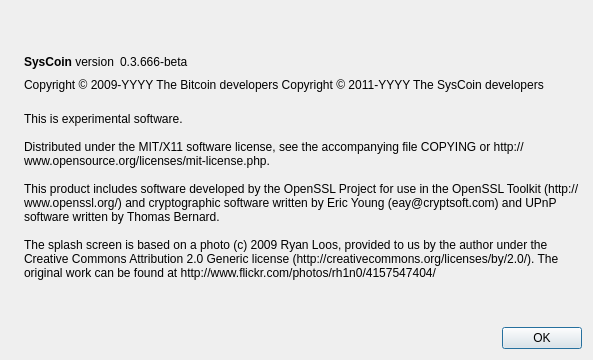
First picture: the form in src/qt/forms/aboutdialog.ui, repository syscoin/syscoin1, before the edit.
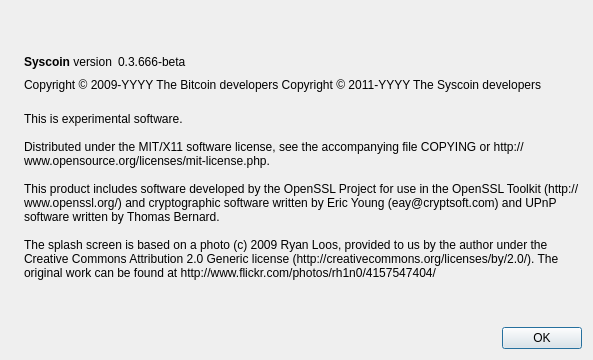
Second picture: the form after the edit. Icons and pictures are not drawn.

Commit message:
Renamed .pro and changed Syscoin case through app
Changed bitcoin.pro to syscoin.pro and moved removed the unnecessary macs: target statement. Also changed "SysCoin" throughout the app to "Syscoin".

The edit to the form file:
```diff
--- a/src/qt/forms/aboutdialog.ui
+++ b/src/qt/forms/aboutdialog.ui
@@ -50,7 +50,7 @@
           <cursorShape>IBeamCursor</cursorShape>
          </property>
          <property name="text">
-          <string>&lt;b&gt;SysCoin&lt;/b&gt; version</string>
+          <string>&lt;b&gt;Syscoin&lt;/b&gt; version</string>
          </property>
          <property name="textInteractionFlags">
           <set>Qt::LinksAccessibleByMouse|Qt::TextSelectableByKeyboard|Qt::TextSelectableByMouse</set>
@@ -92,7 +92,7 @@
        </property>
        <property name="text">
         <string notr="true">Copyright &amp;copy; 2009-YYYY The Bitcoin developers
-Copyright &amp;copy; 2011-YYYY The SysCoin developers</string>
+Copyright &amp;copy; 2011-YYYY The Syscoin developers</string>
        </property>
        <property name="textFormat">
         <enum>Qt::RichText</enum>
```
Left out of the diff: 2 changed lines with no effect on the pictures. The commit also changes 92 other files.
